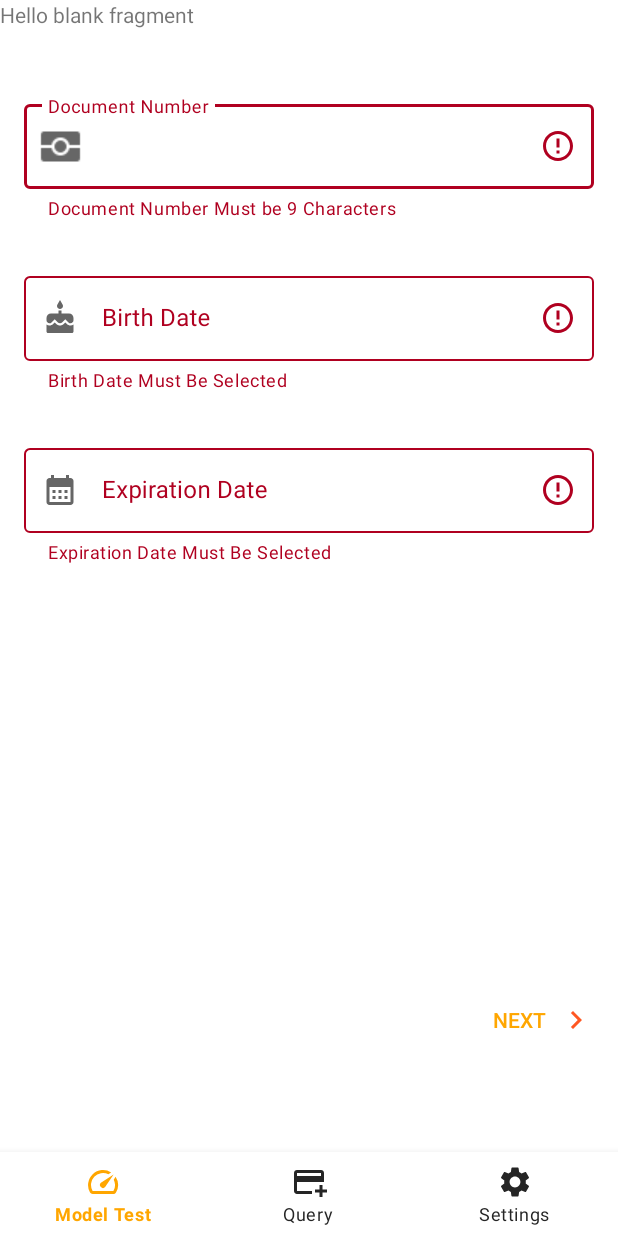
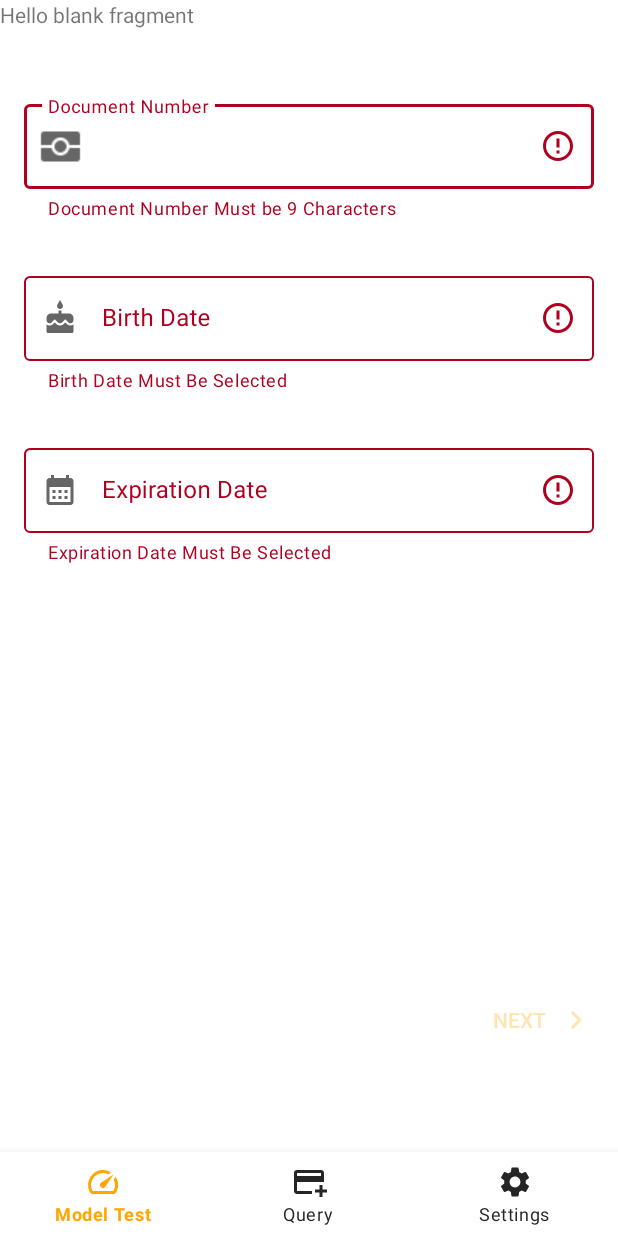
Before and after one commit to HamedMajdi/Passport-Photo-Verification, an Android app: the fragment AddManuallyFragment placed in its activity, after a tap on "NEXT", on a phone screen of 412 x 824 dp. Run offline under Robolectric (Android 15) with nearby library versions, the phone set to English and light mode, and no system bars; our stand-ins replace Room's generated code, navigation-ui; pictures from the network do not load; Roboto replaces fonts that are not available here.

Commit message:
Completed UI for Manual Entry Part 1

```diff
--- a/app/src/main/java/com/example/passportphotocomparisonthesis/ReadingAndDisplayingMRZ/View/AddByScanningFragment.kt
+++ b/app/src/main/java/com/example/passportphotocomparisonthesis/ReadingAndDisplayingMRZ/View/AddByScanningFragment.kt
@@ -1,7 +1,6 @@
 package com.example.passportphotocomparisonthesis.ReadingAndDisplayingMRZ.View
 
 import android.os.Bundle
-import android.util.Log
 import android.view.LayoutInflater
 import android.view.View
 import android.view.ViewGroup
@@ -89,12 +88,12 @@ import com.example.passportphotocomparisonthesis.databinding.FragmentAddByScanni
 
         viewModel.detectedBirthDate.observe(viewLifecycleOwner, Observer {
             if (it!=null)
-                binding.tvBirthDate.text = DateParser.parseDate(it)
+                binding.tvBirthDate.text = DateParser.parseDateFromRawToSlashFormat(it)
         })
 
         viewModel.detectedExpirationDate.observe(viewLifecycleOwner, Observer {
             if (it!=null){
-                binding.tvExpirationDate.text = DateParser.parseDate(it)
+                binding.tvExpirationDate.text = DateParser.parseDateFromRawToSlashFormat(it)
             }
         })
 
--- a/app/src/main/java/com/example/passportphotocomparisonthesis/ReadingAndDisplayingMRZ/View/AddManuallyFragment.kt
+++ b/app/src/main/java/com/example/passportphotocomparisonthesis/ReadingAndDisplayingMRZ/View/AddManuallyFragment.kt
@@ -1,21 +1,22 @@
 package com.example.passportphotocomparisonthesis.ReadingAndDisplayingMRZ.View
 
+import android.app.Activity
 import android.app.DatePickerDialog
 import android.os.Bundle
-import android.util.Log
 import androidx.fragment.app.Fragment
 import android.view.LayoutInflater
 import android.view.View
 import android.view.ViewGroup
-import android.widget.Toast
-import androidx.appcompat.app.AlertDialog
+import android.view.inputmethod.InputMethodManager
+import androidx.core.view.get
 import androidx.core.widget.doOnTextChanged
-import androidx.lifecycle.lifecycleScope
+import androidx.lifecycle.ViewModelProvider
 import com.example.passportphotocomparisonthesis.ReadingAndDisplayingMRZ.Data.StaticDataRepository
-import com.example.passportphotocomparisonthesis.ReadingAndDisplayingMRZ.Data.CountryRepository
 import com.example.passportphotocomparisonthesis.ReadingAndDisplayingMRZ.Model.SpinnerData
-import com.example.passportphotocomparisonthesis.Utils.JSON.JsonParser
-import com.example.passportphotocomparisonthesis.Utils.JSON.JsonReader
+import com.example.passportphotocomparisonthesis.ReadingAndDisplayingMRZ.Model.UserBAC
+import com.example.passportphotocomparisonthesis.ReadingAndDisplayingMRZ.ViewModel.UserBACVeiwModel
+import com.example.passportphotocomparisonthesis.Utils.DateParser
+import com.example.passportphotocomparisonthesis.Utils.IconGenerator.GenderImageGenerator
 import com.example.passportphotocomparisonthesis.databinding.FragmentAddManuallyBinding
 import com.google.android.material.textfield.TextInputLayout
 import kotlinx.coroutines.CoroutineScope
@@ -27,6 +28,7 @@ class AddManuallyFragment : Fragment() {
 
     private lateinit var binding: FragmentAddManuallyBinding
     private lateinit var coroutineScope: CoroutineScope
+    private lateinit var userViewModel: UserBACVeiwModel
 
     //    private lateinit var countriesDataForSpinner: List<SpinnerData>
     override fun onCreateView(
@@ -45,33 +47,70 @@ class AddManuallyFragment : Fragment() {
         loadDocumentTypeSpinner()
         loadGenderSpinner()
 
+        view.setOnClickListener {
+            hideKeyboard()
+        }
+
+        binding.editTextDocumentNumber.doOnTextChanged { text, start, before, count ->
+            setNextPageButtonOpacity()
+        }
 
         binding.editTextBirthDate.setOnClickListener {
+            hideKeyboard()
             showDatePickerDialog {
-                it
                 binding.TILBirth.error = null
                 binding.editTextBirthDate.setText(it)
+                setNextPageButtonOpacity()
             }
         }
 
         binding.editTextExpirationDate.setOnClickListener {
+            hideKeyboard()
             showDatePickerDialog {
-                it
                 binding.TILExpiration.error = null
                 binding.editTextExpirationDate.setText(it)
+                setNextPageButtonOpacity()
             }
         }
 
         binding.buttonNextDataPiece.setOnClickListener {
 
             val birthCheck = checkBirthDateEditTextValueEntered()
+            setErrorMessage(binding.TILBirth, "Birth Date Must Be Selected", birthCheck)
+
             val expirationCheck = checkExpirationDateEditTextValueEntered()
+            setErrorMessage(binding.TILExpiration, "Expiration Date Must Be Selected", expirationCheck)
+
             val documentCheck = checkDocumentNumberDigitCountValidity()
+            setErrorMessage(binding.TILDocument, "Document Number Must be 9 Characters", documentCheck)
 
             if (birthCheck && expirationCheck && documentCheck){
                 binding.layoutDataPart1.visibility = View.GONE
                 binding.layoutDataPart2.visibility = View.VISIBLE
             }
+        }
+
+        binding.buttonPreviousDataPiece.setOnClickListener {
+            binding.layoutDataPart2.visibility = View.GONE
+            binding.layoutDataPart1.visibility = View.VISIBLE
+        }
+
+        binding.buttonAddToDocumentListDatabase.setOnClickListener {
+            userViewModel = ViewModelProvider(this).get(UserBACVeiwModel::class.java)
+            (binding.spinnerCountry.selectedItem as SpinnerData).text
+
+            val userBAC = UserBAC(
+                binding.editTextDocumentNumber.text.toString(),
+                DateParser.parseDateFromSlashFormatToRaw(binding.editTextExpirationDate.text.toString())!!,
+                DateParser.parseDateFromSlashFormatToRaw(binding.editTextBirthDate.text.toString())!!,
+                binding.editTextName.text.toString(),
+                "M",
+                "IRAN",
+                "IR",
+                3
+            )
+
+            userViewModel.addUser(userBAC)
         }
     }
 
@@ -79,36 +118,37 @@ class AddManuallyFragment : Fragment() {
         return checkBirthDateEditTextValueEntered() && checkExpirationDateEditTextValueEntered() && checkDocumentNumberDigitCountValidity()
     }
 
-
     private fun checkBirthDateEditTextValueEntered(): Boolean {
-        if (binding.editTextBirthDate.text.isNullOrBlank()) {
-            binding.TILBirth.error = "Birth Date Must Be Selected"
-            return false
-        } else{
-            binding.TILBirth.error = null
-            return true
-        }
+        return !binding.editTextBirthDate.text.isNullOrBlank()
     }
 
     private fun checkExpirationDateEditTextValueEntered(): Boolean {
-        if (binding.editTextExpirationDate.text.isNullOrBlank()) {
-            binding.TILExpiration.error = "Expiration Date Must Be Selected"
-            return false
-        }else{
-            binding.TILExpiration.error = null
-            return true
-        }
+        return !binding.editTextExpirationDate.text.isNullOrBlank()
     }
 
+
     private fun checkDocumentNumberDigitCountValidity(): Boolean {
-        if (binding.editTextDocumentNumber.text.isNullOrBlank() || binding.editTextDocumentNumber.length() != 9){
-            binding.TILDocument.error = "Document Number Must be 9 Characters"
-            return false
-        }
-        else{
-            binding.TILDocument.error = null
-            return true
-        }
+        return !(binding.editTextDocumentNumber.text.isNullOrBlank() || binding.editTextDocumentNumber.length() != 9)
+    }
+
+    private fun setErrorMessage(view: TextInputLayout, message: String, isValid: Boolean){
+        if (isValid)
+            view.error = null
+        else
+            view.error = message
+    }
+
+    private fun setNextPageButtonOpacity(){
+        if (areAllNecessaryFieldsFilled())
+            binding.buttonNextDataPiece.alpha = 1f
+        else
+            binding.buttonNextDataPiece.alpha = 0.3f
+    }
+
+    private fun hideKeyboard(){
+        val inputMethodManager = requireActivity().getSystemService(Activity.INPUT_METHOD_SERVICE) as InputMethodManager
+        val view = requireActivity().currentFocus ?: View(activity)
+        inputMethodManager.hideSoftInputFromWindow(view.windowToken, 0)
     }
 
     private fun showDatePickerDialog(onDatePicked: (String) -> Unit) {
@@ -129,10 +169,7 @@ class AddManuallyFragment : Fragment() {
     private fun loadGenderSpinner() {
         val genderDataForSpinner = StaticDataRepository.getGenderOptions()
         val countryAdapter = SpinnerAdapter(requireContext(), genderDataForSpinner)
-//        binding.spinnerGender.adapter = countryAdapter
-//        binding.spinnerGender.adapter = countryAdapter
-
-//        binding.spinnerGender.selectedItem as SpinnerData
+        binding.spinnerGender.adapter = countryAdapter
     }
 
     private fun loadDocumentTypeSpinner() {
--- a/app/src/main/java/com/example/passportphotocomparisonthesis/Utils/DateParser.kt
+++ b/app/src/main/java/com/example/passportphotocomparisonthesis/Utils/DateParser.kt
@@ -4,9 +4,23 @@ import java.text.SimpleDateFormat
 import java.util.Locale
 class DateParser {
     companion object{
-        fun parseDate(date: String): String?{
+        fun parseDateFromRawToSlashFormat(date: String): String?{
             val inputFormat = SimpleDateFormat("yyMMdd", Locale.getDefault())
             val outputFormat = SimpleDateFormat("dd/MM/yyyy", Locale.getDefault())
+
+            return try {
+                val parsedDate = inputFormat.parse(date)
+                val formattedDate = outputFormat.format(parsedDate)
+                formattedDate
+            } catch (e: Error){
+                null
+            }
+
+        }
+
+        fun parseDateFromSlashFormatToRaw(date: String): String?{
+            val inputFormat = SimpleDateFormat("dd/MM/yyyy", Locale.getDefault())
+            val outputFormat = SimpleDateFormat("yyMMdd", Locale.getDefault())
 
             return try {
                 val parsedDate = inputFormat.parse(date)
--- a/app/src/main/java/com/example/passportphotocomparisonthesis/Utils/IconGenerator/GenderImageGenerator.kt
+++ b/app/src/main/java/com/example/passportphotocomparisonthesis/Utils/IconGenerator/GenderImageGenerator.kt
@@ -12,4 +12,5 @@ enum class GenderImageGenerator(val id: String, val imageResId: Int) {
             return values().firstOrNull { it.id == id }
         }
     }
+
 }
--- /dev/null
+++ b/app/src/main/res/drawable/baseline_done_24.xml
@@ -0,0 +1,5 @@
+<vector android:height="24dp" android:tint="#DE5757"
+    android:viewportHeight="24" android:viewportWidth="24"
+    android:width="24dp" xmlns:android="http://schemas.android.com/apk/res/android">
+    <path android:fillColor="@android:color/white" android:pathData="M9,16.2L4.8,12l-1.4,1.4L9,19 21,7l-1.4,-1.4L9,16.2z"/>
+</vector>
--- a/app/src/main/res/drawable/ic_done.xml
+++ b/app/src/main/res/drawable/ic_done.xml
@@ -1,5 +1,10 @@
-<vector android:height="24dp" android:tint="#FF5722"
-    android:viewportHeight="24" android:viewportWidth="24"
-    android:width="24dp" xmlns:android="http://schemas.android.com/apk/res/android">
-    <path android:fillColor="@android:color/white" android:pathData="M9,16.2L4.8,12l-1.4,1.4L9,19 21,7l-1.4,-1.4L9,16.2z"/>
+<vector xmlns:android="http://schemas.android.com/apk/res/android"
+    android:width="24dp"
+    android:height="24dp"
+    android:tint="#FF2B712E"
+    android:viewportWidth="24"
+    android:viewportHeight="24">
+    <path
+        android:fillColor="@android:color/white"
+        android:pathData="M9,16.2L4.8,12l-1.4,1.4L9,19 21,7l-1.4,-1.4L9,16.2z" />
 </vector>
--- a/app/src/main/res/drawable/ic_next.xml
+++ b/app/src/main/res/drawable/ic_next.xml
@@ -1,5 +1,11 @@
-<vector android:autoMirrored="true" android:height="24dp"
-    android:tint="#FF5722" android:viewportHeight="24"
-    android:viewportWidth="24" android:width="24dp" xmlns:android="http://schemas.android.com/apk/res/android">
-    <path android:fillColor="@android:color/white" android:pathData="M10,6L8.59,7.41 13.17,12l-4.58,4.59L10,18l6,-6z"/>
+<vector xmlns:android="http://schemas.android.com/apk/res/android"
+    android:width="24dp"
+    android:height="24dp"
+    android:autoMirrored="true"
+    android:tint="@color/color_primary"
+    android:viewportWidth="24"
+    android:viewportHeight="24">
+    <path
+        android:fillColor="@android:color/white"
+        android:pathData="M10,6L8.59,7.41 13.17,12l-4.58,4.59L10,18l6,-6z" />
 </vector>
--- /dev/null
+++ b/app/src/main/res/drawable/spinner_background.xml
@@ -0,0 +1,19 @@
+<?xml version="1.0" encoding="utf-8"?>
+<selector xmlns:android="http://schemas.android.com/apk/res/android">
+    <item android:state_focused="true">
+        <shape>
+            <solid android:color="@android:color/transparent" />
+            <stroke android:width="1dp" android:color="?attr/colorPrimary" />
+            <corners android:radius="4dp" />
+        </shape>
+    </item>
+
+    <item android:state_focused="false">
+        <shape>
+            <solid android:color="@android:color/transparent" />
+            <stroke android:width="1dp" android:color="#61000000"/>
+            <corners android:radius="4dp" />
+        </shape>
+    </item>
+
+</selector>
--- a/app/src/main/res/layout/fragment_add_manually.xml
+++ b/app/src/main/res/layout/fragment_add_manually.xml
@@ -8,13 +8,13 @@
     tools:context=".ReadingAndDisplayingMRZ.View.AddManuallyFragment">
 
     <androidx.constraintlayout.widget.ConstraintLayout
+        android:id="@+id/layoutDataPart1"
         android:layout_width="match_parent"
         android:layout_height="match_parent"
-        android:visibility="visible"
-        android:id="@+id/layoutDataPart1">
+        android:visibility="visible">
 
 
-    <com.google.android.material.textfield.TextInputLayout
+        <com.google.android.material.textfield.TextInputLayout
             android:id="@+id/TILDocument"
             style="@style/Widget.MaterialComponents.TextInputLayout.OutlinedBox"
             android:layout_width="match_parent"
@@ -24,11 +24,11 @@
             android:layout_marginEnd="16dp"
             android:hint="Document Number"
             app:endIconMode="clear_text"
+            app:errorEnabled="true"
+            app:errorIconDrawable="@drawable/ic_error"
             app:layout_constraintEnd_toEndOf="parent"
             app:layout_constraintStart_toStartOf="parent"
             app:layout_constraintTop_toTopOf="parent"
-            app:errorEnabled="true"
-            app:errorIconDrawable="@drawable/ic_error"
             app:startIconDrawable="@drawable/ic_document_colored">
 
 
@@ -39,7 +39,6 @@
                 android:maxLength="9" />
 
         </com.google.android.material.textfield.TextInputLayout>
-
 
 
         <com.google.android.material.textfield.TextInputLayout
@@ -64,8 +63,7 @@
                 android:layout_width="match_parent"
                 android:layout_height="wrap_content"
                 android:focusable="false"
-                android:focusableInTouchMode="false"
-                />
+                android:focusableInTouchMode="false" />
         </com.google.android.material.textfield.TextInputLayout>
 
         <com.google.android.material.textfield.TextInputLayout
@@ -76,9 +74,9 @@
             android:layout_marginStart="16dp"
             android:layout_marginTop="32dp"
             android:layout_marginEnd="16dp"
+            android:hint="Expiration Date"
             app:errorEnabled="true"
             app:errorIconDrawable="@drawable/ic_error"
-            android:hint="Expiration Date"
             app:layout_constraintEnd_toEndOf="parent"
             app:layout_constraintStart_toStartOf="parent"
             app:layout_constraintTop_toBottomOf="@id/TILBirth"
@@ -90,8 +88,7 @@
                 android:layout_width="match_parent"
                 android:layout_height="wrap_content"
                 android:focusable="false"
-                android:focusableInTouchMode="false"
-                />
+                android:focusableInTouchMode="false" />
 
         </com.google.android.material.textfield.TextInputLayout>
 
@@ -101,6 +98,7 @@
             android:layout_width="wrap_content"
             android:layout_height="wrap_content"
             android:layout_marginBottom="64dp"
+            android:alpha="0.3"
             android:drawableEnd="@drawable/ic_next"
             android:text="Next"
             android:textColor="@color/color_primary"
@@ -111,10 +109,10 @@
     </androidx.constraintlayout.widget.ConstraintLayout>
 
     <androidx.constraintlayout.widget.ConstraintLayout
+        android:id="@+id/layoutDataPart2"
         android:layout_width="match_parent"
         android:layout_height="match_parent"
-        android:visibility="gone"
-        android:id="@+id/layoutDataPart2">
+        android:visibility="gone">
 
 
         <com.google.android.material.textfield.TextInputLayout
@@ -135,45 +133,74 @@
             <com.google.android.material.textfield.TextInputEditText
                 android:id="@+id/editTextName"
                 android:layout_width="match_parent"
-                android:layout_height="wrap_content" />
+                android:layout_height="wrap_content"
+                android:lines="1" />
 
         </com.google.android.material.textfield.TextInputLayout>
 
-        <!--        <Spinner-->
-        <!--            android:layout_width="match_parent"-->
-        <!--            android:layout_height="wrap_content"-->
-        <!--            app:layout_constraintTop_toBottomOf="@id/TILName"-->
-        <!--            android:layout_margin="24dp"-->
-        <!--            android:id="@+id/spinnerGender"/>-->
-
-        <com.google.android.material.textfield.TextInputLayout
-            android:id="@+id/test"
-            style="@style/Widget.MaterialComponents.TextInputLayout.OutlinedBox.ExposedDropdownMenu"
+        <Spinner
+            android:id="@+id/spinnerGender"
             android:layout_width="match_parent"
             android:layout_height="wrap_content"
-            android:layout_margin="24dp"
-            app:layout_constraintTop_toBottomOf="@id/TILName">
-
-            <AutoCompleteTextView
-                android:id="@+id/spinnerGender"
-                android:layout_width="match_parent"
-                android:layout_height="wrap_content" />
-        </com.google.android.material.textfield.TextInputLayout>
+            android:layout_marginStart="16dp"
+            android:layout_marginTop="24dp"
+            android:layout_marginEnd="16dp"
+            android:background="@drawable/spinner_background"
+            app:layout_constraintEnd_toEndOf="parent"
+            app:layout_constraintStart_toStartOf="parent"
+            app:layout_constraintTop_toBottomOf="@id/TILName" />
 
         <Spinner
+
             android:id="@+id/spinnerCountry"
             android:layout_width="match_parent"
             android:layout_height="wrap_content"
-            android:layout_margin="24dp"
-            app:layout_constraintTop_toBottomOf="@id/test" />
+            android:layout_marginStart="16dp"
+            android:layout_marginTop="24dp"
+            android:layout_marginEnd="16dp"
+            android:background="@drawable/spinner_background"
+            app:layout_constraintEnd_toEndOf="parent"
+            app:layout_constraintStart_toStartOf="parent"
+            app:layout_constraintTop_toBottomOf="@id/spinnerGender" />
 
         <Spinner
             android:id="@+id/spinnerDocumentType"
             android:layout_width="match_parent"
             android:layout_height="wrap_content"
-            android:layout_margin="24dp"
+            android:layout_marginStart="16dp"
+            android:layout_marginTop="24dp"
+            android:layout_marginEnd="16dp"
+            android:background="@drawable/spinner_background"
+            app:layout_constraintEnd_toEndOf="parent"
+            app:layout_constraintStart_toStartOf="parent"
             app:layout_constraintTop_toBottomOf="@id/spinnerCountry" />
 
+        <Button
+            android:id="@+id/buttonPreviousDataPiece"
+            style="@style/Widget.AppCompat.Button.Borderless.Colored"
+            android:layout_width="wrap_content"
+            android:layout_height="wrap_content"
+            android:layout_marginStart="16dp"
+            android:layout_marginBottom="64dp"
+            android:drawableLeft="@drawable/ic_back"
+            android:textColor="@color/color_primary"
+            android:textSize="24sp"
+            android:textStyle="bold"
+            app:layout_constraintBottom_toBottomOf="parent"
+            app:layout_constraintStart_toStartOf="parent" />
+
+        <Button
+            android:id="@+id/buttonAddToDocumentListDatabase"
+            style="@style/Widget.AppCompat.Button.Borderless.Colored"
+            android:layout_width="wrap_content"
+            android:layout_height="wrap_content"
+            android:layout_marginEnd="16dp"
+            android:layout_marginBottom="64dp"
+            android:drawableEnd="@drawable/ic_done"
+            android:text="Done"
+            android:textColor="#2B712E"
+            app:layout_constraintBottom_toBottomOf="parent"
+            app:layout_constraintEnd_toEndOf="parent" />
 
     </androidx.constraintlayout.widget.ConstraintLayout>
 
```
